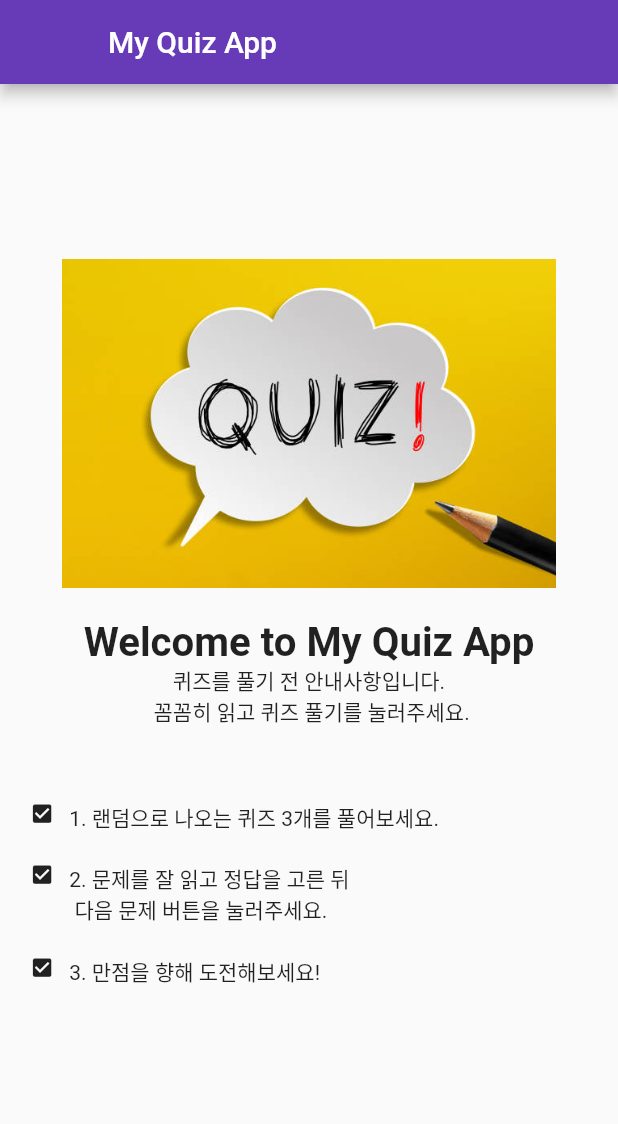
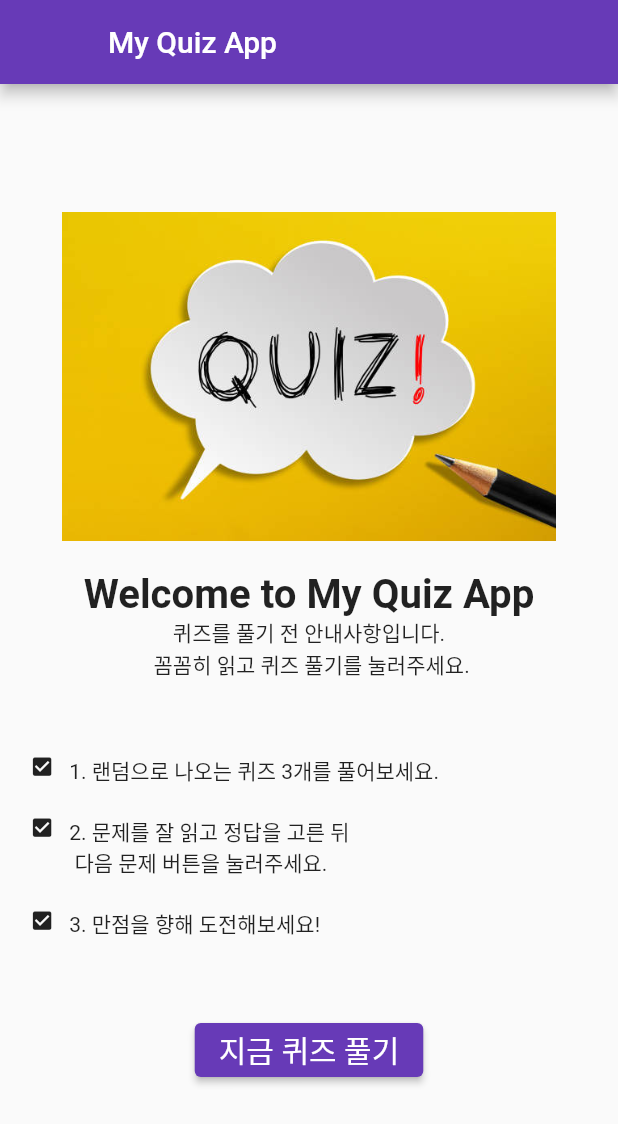
Before and after one commit to ImKunYoung/quiz_app_test, a Flutter app: the screen it shows after launch, on a phone screen of 412 x 824 dp. Shown: the top 1124 px of the screen. Run offline on Flutter 3.47's test engine with Material 2 defaults, Android fonts, the phone set to English and light mode, and no system bars.

Commit message:
feat: Add Play Button

```diff
--- a/lib/screen/screen_home.dart
+++ b/lib/screen/screen_home.dart
@@ -41,6 +41,25 @@ class _HomeScreenState extends State<HomeScreen> {
           _buildStep(width, '2. 문제를 잘 읽고 정답을 고른 뒤 \n 다음 문제 버튼을 눌러주세요. '),
           _buildStep(width, '3. 만점을 향해 도전해보세요!'),
           Padding(padding: EdgeInsets.all(width * 0.048)),
+          Container(
+              padding: EdgeInsets.only(bottom: width * 0.036),
+              child: Center(
+                child: ButtonTheme(
+                  minWidth: width * 0.8,
+                  height: height * 0.05,
+                  shape: RoundedRectangleBorder(borderRadius: BorderRadius.circular(10)),
+                  child: ElevatedButton(
+                    style: ElevatedButton.styleFrom(
+                      primary: Colors.deepPurple,
+                    ),
+                    onPressed: () {},
+                    child: const Text(
+                      '지금 퀴즈 풀기',
+                      style: TextStyle(color: Colors.white, fontSize: 20),
+                    ),
+                  ),
+                ),
+              ))
         ],
       ),
     ));
```
